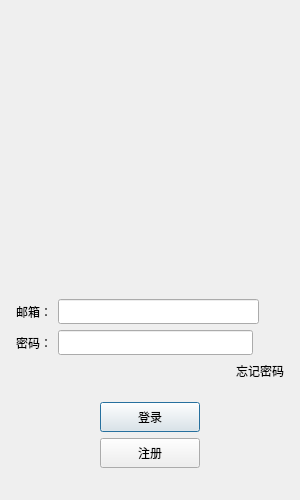
Before: the Qt Designer form Client/Client/logindialog.ui in R-Poju/MyChat, drawn with Qt 5.
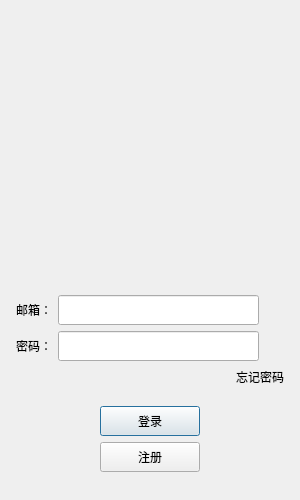
After: the same form once the commit is applied. Icons and pictures are not drawn. Custom widgets are drawn as their Qt base class.

The edit to the form file:
```diff
--- a/Client/Client/logindialog.ui
+++ b/Client/Client/logindialog.ui
@@ -135,13 +135,13 @@
          <property name="minimumSize">
           <size>
            <width>0</width>
-           <height>25</height>
+           <height>30</height>
           </size>
          </property>
          <property name="maximumSize">
           <size>
            <width>16777215</width>
-           <height>25</height>
+           <height>30</height>
           </size>
          </property>
         </widget>
@@ -190,35 +190,32 @@
          <property name="minimumSize">
           <size>
            <width>0</width>
-           <height>25</height>
+           <height>30</height>
           </size>
          </property>
          <property name="maximumSize">
           <size>
            <width>16777215</width>
-           <height>25</height>
+           <height>30</height>
           </size>
          </property>
         </widget>
        </item>
        <item>
-        <widget class="ClickedLabel" name="pass_visible">
-         <property name="minimumSize">
-          <size>
-           <width>25</width>
-           <height>20</height>
-          </size>
+        <spacer name="horizontalSpacer_7">
+         <property name="orientation">
+          <enum>Qt::Horizontal</enum>
          </property>
-         <property name="maximumSize">
+         <property name="sizeType">
+          <enum>QSizePolicy::Fixed</enum>
+         </property>
+         <property name="sizeHint" stdset="0">
           <size>
            <width>25</width>
            <height>20</height>
           </size>
          </property>
-         <property name="text">
-          <string/>
-         </property>
-        </widget>
+        </spacer>
        </item>
       </layout>
      </item>
```
Left out of the diff: 7 changed lines with no effect on the pictures.
